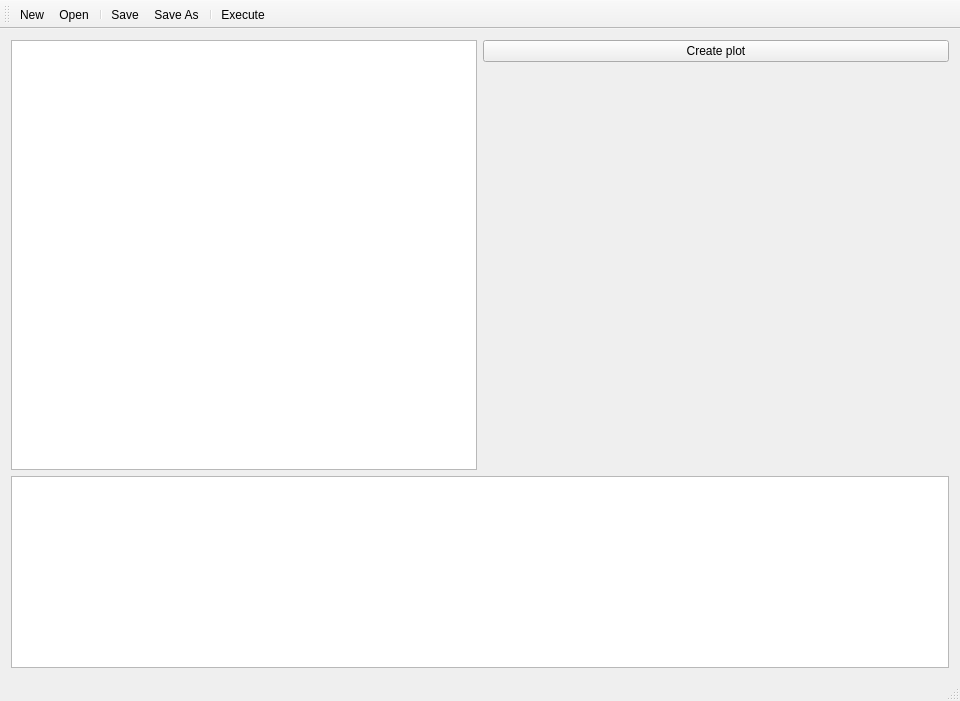
Polymedia/VIP-Proto, file src/REditor/MainWindow.ui: the form before one commit.
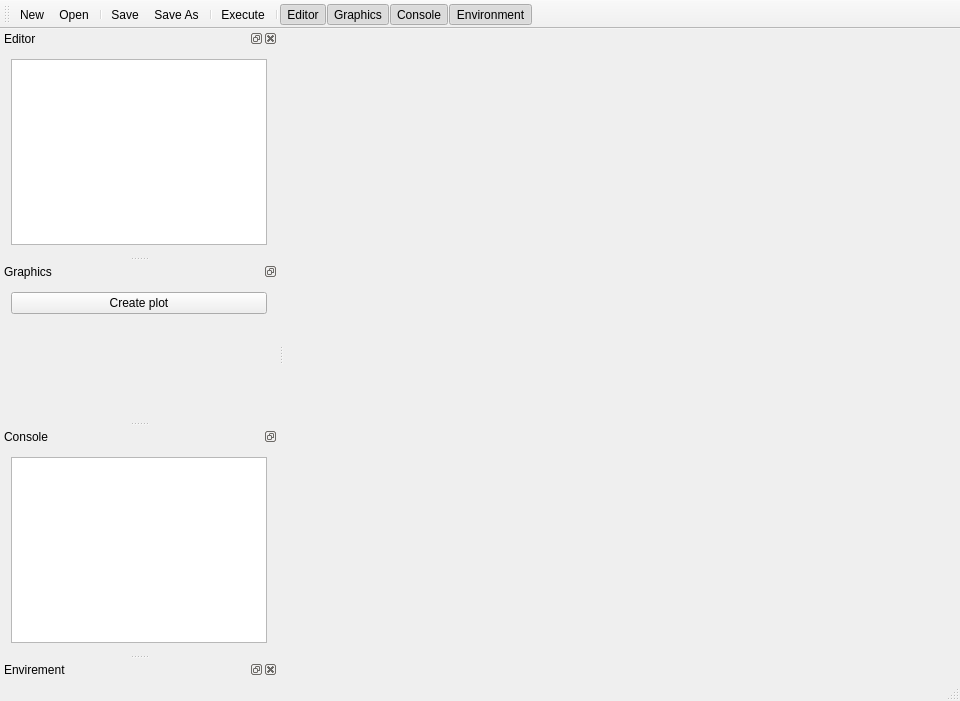
The form after the commit. Custom widgets are drawn as their Qt base class.

Commit message: [REditor] dock widgets

```diff
--- a/src/REditor/MainWindow.ui
+++ b/src/REditor/MainWindow.ui
@@ -22,70 +22,7 @@
   <property name="dockOptions">
    <set>QMainWindow::AllowNestedDocks|QMainWindow::AllowTabbedDocks|QMainWindow::AnimatedDocks</set>
   </property>
-  <widget class="QWidget" name="centralwidget">
-   <layout class="QVBoxLayout" name="verticalLayout_2">
-    <item>
-     <layout class="QHBoxLayout" name="horizontalLayout_4">
-      <item>
-       <widget class="QPlainTextEdit" name="editor">
-        <property name="sizePolicy">
-         <sizepolicy hsizetype="Preferred" vsizetype="Expanding">
-          <horstretch>0</horstretch>
-          <verstretch>0</verstretch>
-         </sizepolicy>
-        </property>
-       </widget>
-      </item>
-      <item>
-       <layout class="QVBoxLayout" name="verticalLayout">
-        <item>
-         <widget class="QPushButton" name="updatePlot">
-          <property name="sizePolicy">
-           <sizepolicy hsizetype="Minimum" vsizetype="Fixed">
-            <horstretch>0</horstretch>
-            <verstretch>0</verstretch>
-           </sizepolicy>
-          </property>
-          <property name="text">
-           <string>Create plot</string>
-          </property>
-         </widget>
-        </item>
-        <item>
-         <widget class="QLabel" name="lbPlot">
-          <property name="sizePolicy">
-           <sizepolicy hsizetype="Preferred" vsizetype="Expanding">
-            <horstretch>0</horstretch>
-            <verstretch>0</verstretch>
-           </sizepolicy>
-          </property>
-          <property name="minimumSize">
-           <size>
-            <width>0</width>
-            <height>0</height>
-           </size>
-          </property>
-          <property name="text">
-           <string/>
-          </property>
-         </widget>
-        </item>
-       </layout>
-      </item>
-     </layout>
-    </item>
-    <item>
-     <widget class="Console" name="console">
-      <property name="sizePolicy">
-       <sizepolicy hsizetype="Preferred" vsizetype="Preferred">
-        <horstretch>0</horstretch>
-        <verstretch>0</verstretch>
-       </sizepolicy>
-      </property>
-     </widget>
-    </item>
-   </layout>
-  </widget>
+  <widget class="QWidget" name="centralwidget"/>
   <widget class="QMenuBar" name="menuBar">
    <property name="geometry">
     <rect>
@@ -110,8 +47,115 @@
    <addaction name="fileSaveAs"/>
    <addaction name="separator"/>
    <addaction name="fileExecute"/>
+   <addaction name="separator"/>
+   <addaction name="actionEditor"/>
+   <addaction name="actionGraphics"/>
+   <addaction name="actionConsole"/>
+   <addaction name="actionEnvironment"/>
   </widget>
   <widget class="QStatusBar" name="statusBar"/>
+  <widget class="QDockWidget" name="editorDock">
+   <property name="windowTitle">
+    <string>Editor</string>
+   </property>
+   <attribute name="dockWidgetArea">
+    <number>1</number>
+   </attribute>
+   <widget class="QWidget" name="dockWidgetContents">
+    <layout class="QHBoxLayout" name="horizontalLayout_3">
+     <item>
+      <widget class="QPlainTextEdit" name="editor"/>
+     </item>
+    </layout>
+   </widget>
+  </widget>
+  <widget class="QDockWidget" name="graphicsDock">
+   <property name="minimumSize">
+    <size>
+     <width>93</width>
+     <height>159</height>
+    </size>
+   </property>
+   <property name="features">
+    <set>QDockWidget::DockWidgetFloatable|QDockWidget::DockWidgetMovable</set>
+   </property>
+   <property name="windowTitle">
+    <string>Graphics</string>
+   </property>
+   <attribute name="dockWidgetArea">
+    <number>1</number>
+   </attribute>
+   <widget class="QWidget" name="dockWidgetContents_3">
+    <layout class="QVBoxLayout" name="verticalLayout">
+     <item>
+      <widget class="QPushButton" name="updatePlot">
+       <property name="sizePolicy">
+        <sizepolicy hsizetype="Minimum" vsizetype="Fixed">
+         <horstretch>0</horstretch>
+         <verstretch>0</verstretch>
+        </sizepolicy>
+       </property>
+       <property name="text">
+        <string>Create plot</string>
+       </property>
+      </widget>
+     </item>
+     <item>
+      <widget class="QLabel" name="lbPlot">
+       <property name="sizePolicy">
+        <sizepolicy hsizetype="Preferred" vsizetype="Expanding">
+         <horstretch>0</horstretch>
+         <verstretch>0</verstretch>
+        </sizepolicy>
+       </property>
+       <property name="minimumSize">
+        <size>
+         <width>0</width>
+         <height>0</height>
+        </size>
+       </property>
+       <property name="text">
+        <string/>
+       </property>
+      </widget>
+     </item>
+    </layout>
+   </widget>
+  </widget>
+  <widget class="QDockWidget" name="consoleDock">
+   <property name="features">
+    <set>QDockWidget::DockWidgetFloatable|QDockWidget::DockWidgetMovable</set>
+   </property>
+   <property name="windowTitle">
+    <string>Console</string>
+   </property>
+   <attribute name="dockWidgetArea">
+    <number>1</number>
+   </attribute>
+   <widget class="QWidget" name="dockWidgetContents_4">
+    <layout class="QHBoxLayout" name="horizontalLayout">
+     <item>
+      <widget class="Console" name="console">
+       <property name="sizePolicy">
+        <sizepolicy hsizetype="Preferred" vsizetype="Preferred">
+         <horstretch>0</horstretch>
+         <verstretch>0</verstretch>
+        </sizepolicy>
+       </property>
+      </widget>
+     </item>
+    </layout>
+   </widget>
+  </widget>
+  <widget class="QDockWidget" name="envDock">
+   <property name="windowTitle">
+    <string>Envirement</string>
+   </property>
+   <attribute name="dockWidgetArea">
+    <number>1</number>
+   </attribute>
+   <widget class="QWidget" name="dockWidgetContents_2"/>
+  </widget>
   <action name="fileOpen">
    <property name="text">
     <string>Open</string>
@@ -161,6 +205,50 @@
     <string>Ctrl+E</string>
    </property>
   </action>
+  <action name="actionEditor">
+   <property name="checkable">
+    <bool>true</bool>
+   </property>
+   <property name="checked">
+    <bool>true</bool>
+   </property>
+   <property name="text">
+    <string>Editor</string>
+   </property>
+  </action>
+  <action name="actionGraphics">
+   <property name="checkable">
+    <bool>true</bool>
+   </property>
+   <property name="checked">
+    <bool>true</bool>
+   </property>
+   <property name="text">
+    <string>Graphics</string>
+   </property>
+  </action>
+  <action name="actionConsole">
+   <property name="checkable">
+    <bool>true</bool>
+   </property>
+   <property name="checked">
+    <bool>true</bool>
+   </property>
+   <property name="text">
+    <string>Console</string>
+   </property>
+  </action>
+  <action name="actionEnvironment">
+   <property name="checkable">
+    <bool>true</bool>
+   </property>
+   <property name="checked">
+    <bool>true</bool>
+   </property>
+   <property name="text">
+    <string>Environment</string>
+   </property>
+  </action>
  </widget>
  <layoutdefault spacing="6" margin="11"/>
  <customwidgets>
```
The commit also changes 2 other files.
